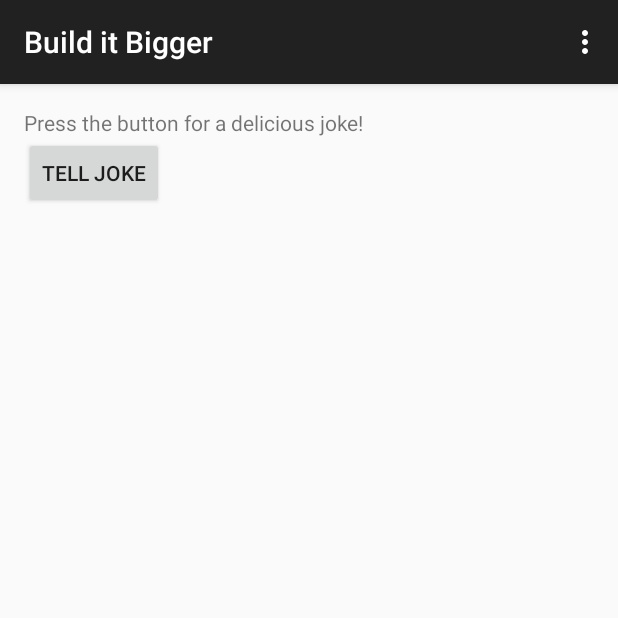
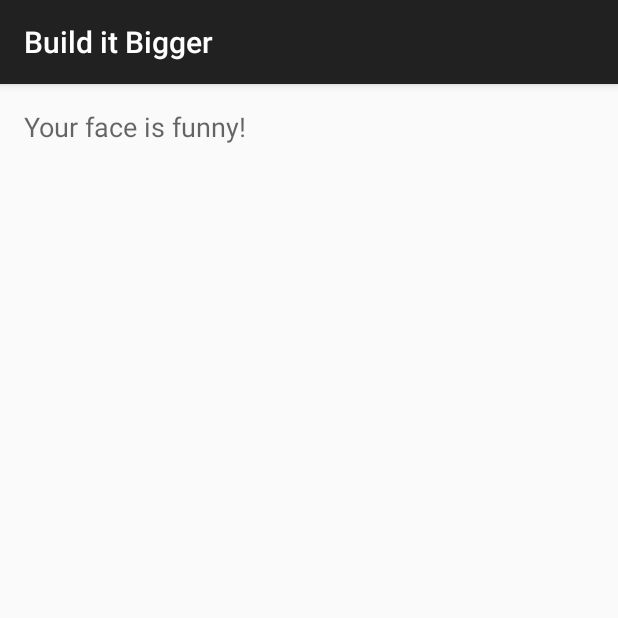
Before and after one commit to ironthrone/Joker, an Android app: the screen it shows after launch (MainActivity before the commit, JokerActivity after it), after a tap on "TELL JOKE", on a phone screen of 412 x 824 dp, the top half of it. Run offline under Robolectric (Android 15) with nearby library versions, the phone set to English and light mode, and no system bars; our stand-ins replace AdMob.

Commit message:
add java and android library

```diff
--- a/app/build.gradle
+++ b/app/build.gradle
@@ -21,7 +21,7 @@ android {
 
 dependencies {
     compile fileTree(dir: 'libs', include: ['*.jar'])
-    compile project(':jokes')
+    compile project(':joke')
     compile project(':jokerlib')
     compile 'com.android.support:appcompat-v7:23.4.0'
     // Added for AdMob
--- a/app/src/main/java/com/udacity/gradle/builditbigger/MainActivity.java
+++ b/app/src/main/java/com/udacity/gradle/builditbigger/MainActivity.java
@@ -1,11 +1,14 @@
 package com.udacity.gradle.builditbigger;
 
+import android.content.Intent;
+import android.os.Bundle;
 import android.support.v7.app.ActionBarActivity;
-import android.os.Bundle;
 import android.view.Menu;
 import android.view.MenuItem;
 import android.view.View;
-import android.widget.Toast;
+
+import com.example.Joker;
+import com.example.jokerlib.JokerActivity;
 
 
 public class MainActivity extends ActionBarActivity {
@@ -40,7 +43,9 @@ public class MainActivity extends ActionBarActivity {
     }
 
     public void tellJoke(View view){
-        Toast.makeText(this, "derp", Toast.LENGTH_SHORT).show();
+        Intent intent = new Intent(this, JokerActivity.class);
+        intent.putExtra(JokerActivity.KEY_JOKE, Joker.getJoke());
+        startActivity(intent);
     }
 
 
--- a/jokes/build.gradle
+++ b/joke/build.gradle
@@ -3,3 +3,6 @@ apply plugin: 'java'
 dependencies {
     compile fileTree(dir: 'libs', include: ['*.jar'])
 }
+
+sourceCompatibility = 1.7
+targetCompatibility = 1.7
--- /dev/null
+++ b/jokerlib/src/main/java/com/example/jokerlib/JokerActivity.java
@@ -0,0 +1,22 @@
+package com.example.jokerlib;
+
+import android.support.v7.app.AppCompatActivity;
+import android.os.Bundle;
+import android.widget.TextView;
+
+public class JokerActivity extends AppCompatActivity {
+    public static final String KEY_JOKE = "joke";
+    private String mJoke;
+    private TextView mJokeTV;
+
+    @Override
+    protected void onCreate(Bundle savedInstanceState) {
+        super.onCreate(savedInstanceState);
+        setContentView(R.layout.activity_joker);
+        mJoke = getIntent().getStringExtra(KEY_JOKE);
+        mJokeTV = (TextView) findViewById(R.id.joke);
+        if(mJoke != null){
+            mJokeTV.setText(mJoke);
+        }
+    }
+}
--- /dev/null
+++ b/jokerlib/src/main/res/layout/activity_joker.xml
@@ -0,0 +1,18 @@
+<?xml version="1.0" encoding="utf-8"?>
+<FrameLayout xmlns:android="http://schemas.android.com/apk/res/android"
+    xmlns:tools="http://schemas.android.com/tools"
+    android:layout_width="match_parent"
+    android:layout_height="match_parent"
+    android:paddingBottom="@dimen/activity_vertical_margin"
+    android:paddingLeft="@dimen/activity_horizontal_margin"
+    android:paddingRight="@dimen/activity_horizontal_margin"
+    android:paddingTop="@dimen/activity_vertical_margin"
+    tools:context="com.example.jokerlib.JokerActivity">
+
+    <TextView
+        android:layout_width="wrap_content"
+        android:layout_height="wrap_content"
+        android:textAppearance="?android:attr/textAppearanceMedium"
+        tools:text="Medium Text"
+        android:id="@+id/joke"/>
+</FrameLayout>
--- /dev/null
+++ b/jokerlib/src/main/res/values-w820dp/dimens.xml
@@ -0,0 +1,6 @@
+<resources>
+    <!-- Example customization of dimensions originally defined in res/values/dimens.xml
+         (such as screen margins) for screens with more than 820dp of available width. This
+         would include 7" and 10" devices in landscape (~960dp and ~1280dp respectively). -->
+    <dimen name="activity_horizontal_margin">64dp</dimen>
+</resources>
--- /dev/null
+++ b/jokerlib/src/main/res/values/dimens.xml
@@ -0,0 +1,5 @@
+<resources>
+    <!-- Default screen margins, per the Android Design guidelines. -->
+    <dimen name="activity_horizontal_margin">16dp</dimen>
+    <dimen name="activity_vertical_margin">16dp</dimen>
+</resources>
--- a/settings.gradle
+++ b/settings.gradle
@@ -1 +1 @@
-include ':app', ':jokes', ':jokerlib'
+include ':app', ':joke', ':jokerlib'
```
Also changed, not shown: jokerlib/src/main/AndroidManifest.xml (+5 -4 lines), joke/src/main/java/com/example/Joker.java (renamed from jokes/src/main/java/com/example/Joker.java), 2 other files.
